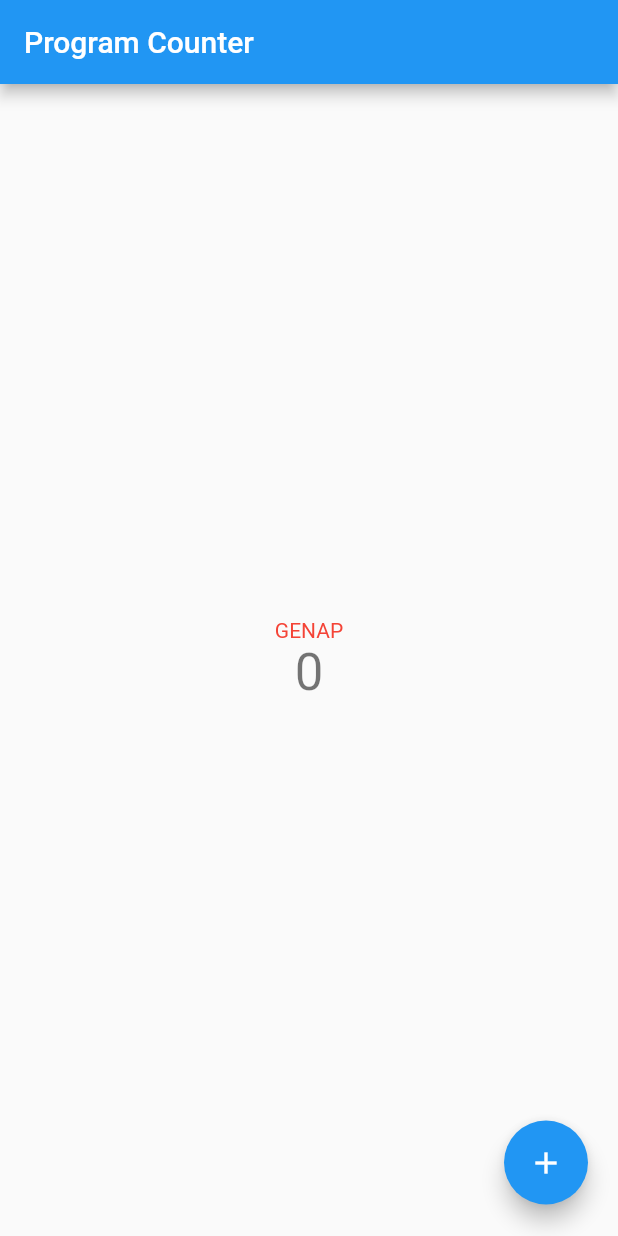
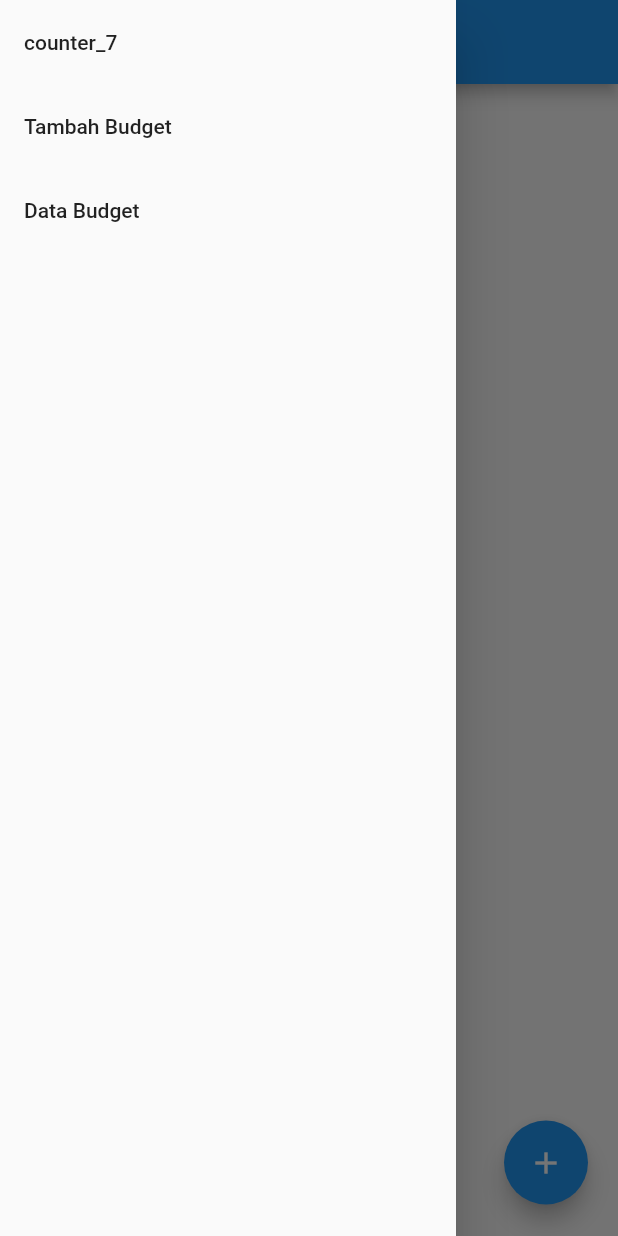
Before and after one commit to christophernw/pbp-flutter-lab, a Flutter app: the screen it shows after launch, with the side drawer open (before the commit the screen has no drawer), on a phone screen of 412 x 824 dp. Run offline on Flutter 3.47's test engine with Material 2 defaults, Android fonts, the phone set to English and light mode, and no system bars.

Commit message:
tugas 8 pbp

```diff
--- /dev/null
+++ b/lib/drawer.dart
@@ -0,0 +1,45 @@
+import 'package:flutter/material.dart';
+import 'package:counter_7/main.dart';
+import 'package:counter_7/data.dart';
+import 'package:counter_7/form.dart';
+
+class DrawerWidget extends StatelessWidget {
+  const DrawerWidget({Key? key}) : super(key: key);
+
+  @override
+  Widget build(BuildContext context) {
+    return Drawer(
+      child: Column(
+        children: [
+          ListTile(
+            title: const Text('counter_7'),
+            onTap: () {
+              Navigator.pushReplacement(
+                context,
+                MaterialPageRoute(builder: (context) => const MyHomePage()),
+              );
+            },
+          ),
+          ListTile(
+            title: const Text('Tambah Budget'),
+            onTap: () {
+              Navigator.pushReplacement(
+                context,
+                MaterialPageRoute(builder: (context) => const MyFormPage()),
+              );
+            },
+          ),
+          ListTile(
+            title: const Text('Data Budget'),
+            onTap: () {
+              Navigator.pushReplacement(
+                context,
+                MaterialPageRoute(builder: (context) => const MyDataPage()),
+              );
+            },
+          ),
+        ],
+      ),
+    );
+  }
+}
--- a/lib/main.dart
+++ b/lib/main.dart
@@ -1,4 +1,5 @@
 import 'package:flutter/material.dart';
+import 'package:counter_7/drawer.dart';
 
 void main() {
   runApp(const MyApp());
@@ -11,37 +12,19 @@ class MyApp extends StatelessWidget {
   @override
   Widget build(BuildContext context) {
     return MaterialApp(
-      title: 'Christopher Nathanael Wijaya',
+      title: 'Program Counter',
       theme: ThemeData(
-        // This is the theme of your application.
-        //
-        // Try running your application with "flutter run". You'll see the
-        // application has a blue toolbar. Then, without quitting the app, try
-        // changing the primarySwatch below to Colors.green and then invoke
-        // "hot reload" (press "r" in the console where you ran "flutter run",
-        // or simply save your changes to "hot reload" in a Flutter IDE).
-        // Notice that the counter didn't reset back to zero; the application
-        // is not restarted.
         primarySwatch: Colors.blue,
       ),
-      home: const MyHomePage(title: 'Program Counter'),
+      home: const MyHomePage(),
     );
   }
 }
 
 class MyHomePage extends StatefulWidget {
-  const MyHomePage({super.key, required this.title});
+  const MyHomePage({super.key});
 
-  // This widget is the home page of your application. It is stateful, meaning
-  // that it has a State object (defined below) that contains fields that affect
-  // how it looks.
-
-  // This class is the configuration for the state. It holds the values (in this
-  // case the title) provided by the parent (in this case the App widget) and
-  // used by the build method of the State. Fields in a Widget subclass are
-  // always marked "final".
-
-  final String title;
+  final String title = 'Program Counter';
 
   @override
   State<MyHomePage> createState() => _MyHomePageState();
@@ -52,77 +35,33 @@ class _MyHomePageState extends State<MyHomePage> {
 
   void _incrementCounter() {
     setState(() {
-      // This call to setState tells the Flutter framework that something has
-      // changed in this State, which causes it to rerun the build method below
-      // so that the display can reflect the updated values. If we changed
-      // _counter without calling setState(), then the build method would not be
-      // called again, and so nothing would appear to happen.
       _counter++;
     });
   }
 
   void _decrementCounter() {
-    if(_counter > 0){
     setState(() {
-        // This call to setState tells the Flutter framework that something has
-        // changed in this State, which causes it to rerun the build method below
-        // so that the display can reflect the updated values. If we changed
-        // _counter without calling setState(), then the build method would not be
-        // called again, and so nothing would appear to happen.
+      if (_counter != 0) {
         _counter--;
+      }
     });
   }
-  }
 
-  Widget program_counter(){
-    if(_counter % 2 == 0){
-      return Text(
-        "GENAP",
-        style: TextStyle(color: Colors.red)
-      );
-    }
-    else {
-      return Text(
-        "GANJIL",
-        style: TextStyle(color: Colors.blue)
-      );
-    }
-  }
   @override
   Widget build(BuildContext context) {
-    // This method is rerun every time setState is called, for instance as done
-    // by the _incrementCounter method above.
-    //
-    // The Flutter framework has been optimized to make rerunning build methods
-    // fast, so that you can just rebuild anything that needs updating rather
-    // than having to individually change instances of widgets.
     return Scaffold(
         appBar: AppBar(
-        // Here we take the value from the MyHomePage object that was created by
-        // the App.build method, and use it to set our appbar title.
           title: Text(widget.title),
         ),
+        drawer: DrawerWidget(),
         body: Center(
-        // Center is a layout widget. It takes a single child and positions it
-        // in the middle of the parent.
           child: Column(
-          // Column is also a layout widget. It takes a list of children and
-          // arranges them vertically. By default, it sizes itself to fit its
-          // children horizontally, and tries to be as tall as its parent.
-          //
-          // Invoke "debug painting" (press "p" in the console, choose the
-          // "Toggle Debug Paint" action from the Flutter Inspector in Android
-          // Studio, or the "Toggle Debug Paint" command in Visual Studio Code)
-          // to see the wireframe for each widget.
-          //
-          // Column has various properties to control how it sizes itself and
-          // how it positions its children. Here we use mainAxisAlignment to
-          // center the children vertically; the main axis here is the vertical
-          // axis because Columns are vertical (the cross axis would be
-          // horizontal).
             mainAxisAlignment: MainAxisAlignment.center,
             children: <Widget>[
-            program_counter(),
+              // Using ternary operator
+              ((_counter % 2 == 1)
+                  ? const Text('GANJIL', style: TextStyle(color: Colors.blue))
+                  : const Text('GENAP', style: TextStyle(color: Colors.red))),
               Text(
                 '$_counter',
                 style: Theme.of(context).textTheme.headline4,
@@ -142,7 +81,8 @@ class _MyHomePageState extends State<MyHomePage> {
                 tooltip: 'Increment',
                 child: const Icon(Icons.add),
               ),
-            if (_counter != 0) FloatingActionButton(
+              if (_counter != 0)
+                FloatingActionButton(
                   onPressed: _decrementCounter,
                   tooltip: 'Decrement',
                   child: const Icon(Icons.remove),
```
Also changed, not shown: lib/data.dart (added, +28 -0 lines), lib/form.dart (added, +223 -0 lines), 1 other file. Lines whose indentation alone changed are shown as unchanged.
